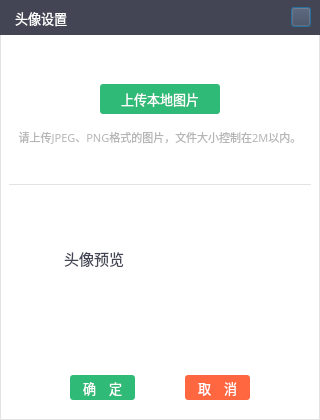
Old version of the form SoftTerminal/forms/STUploadPic.ui in the repository sunpu/softterminal.
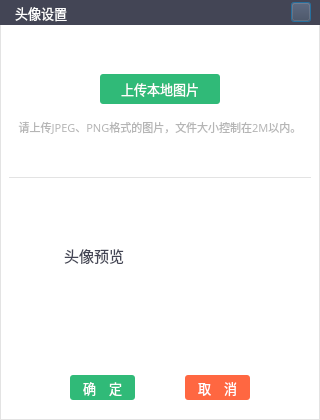
New version of the form. Icons and pictures are not drawn. Custom widgets are drawn as their Qt base class.

```diff
--- a/SoftTerminal/forms/STUploadPic.ui
+++ b/SoftTerminal/forms/STUploadPic.ui
@@ -49,13 +49,13 @@
      <property name="minimumSize">
       <size>
        <width>0</width>
-       <height>35</height>
+       <height>25</height>
       </size>
      </property>
      <property name="maximumSize">
       <size>
        <width>16777215</width>
-       <height>35</height>
+       <height>25</height>
       </size>
      </property>
      <property name="styleSheet">
```
